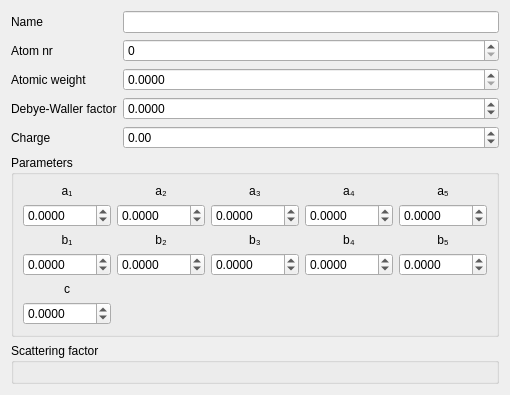
Above: src/mudlab/ui/edit_atom_type.ui from Parthasarathi-Ghosh/MudLab2 before the change. Below: the same form after it.
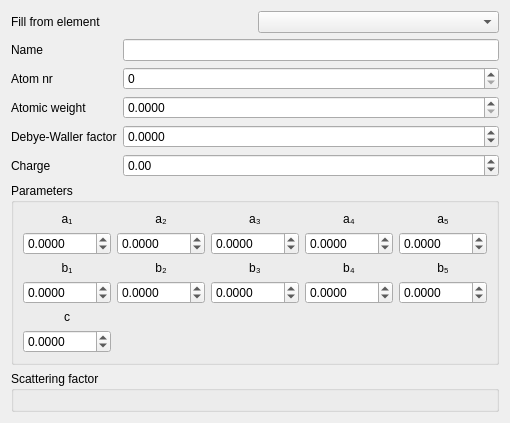
That is the form after the change.

Diff of the .ui file:
```diff
--- a/src/mudlab/ui/edit_atom_type.ui
+++ b/src/mudlab/ui/edit_atom_type.ui
@@ -3,6 +3,24 @@
  <class>EditAtomTypeWidget</class>
  <widget class="QWidget" name="EditAtomTypeWidget">
   <layout class="QVBoxLayout" name="atomTypeLayout">
+   <item>
+    <layout class="QHBoxLayout" name="elementPickerRow">
+     <item>
+      <widget class="QLabel" name="lblElementPicker">
+       <property name="text">
+        <string>Fill from element</string>
+       </property>
+      </widget>
+     </item>
+     <item>
+      <widget class="QComboBox" name="atom_element_picker">
+       <property name="toolTip">
+        <string>Pick an element or ion to fill this atom type's weight and scattering-factor coefficients from the built-in library.</string>
+       </property>
+      </widget>
+     </item>
+    </layout>
+   </item>
    <item>
     <layout class="QFormLayout" name="atomForm">
      <item row="0" column="0">
```
